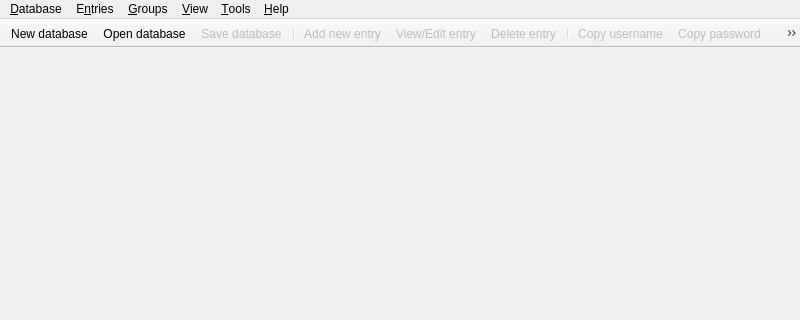
This is src/gui/MainWindow.ui in keepassxreboot/keepassxc as Qt 5 draws it before an edit; both pictures show x 0 to 800 and y 0 to 320 of the 800 by 600 pixel window. The edited form follows.
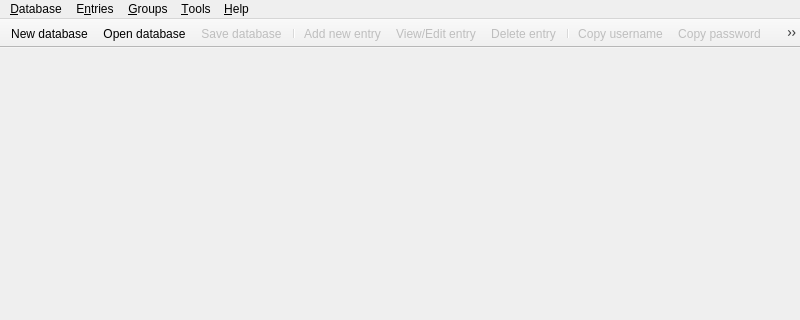
This is the edited form. Custom widgets are drawn as their Qt base class.

Commit message: remove useless View menu

Patch:
```diff
--- a/src/gui/MainWindow.ui
+++ b/src/gui/MainWindow.ui
@@ -260,15 +260,9 @@
     <addaction name="actionPasswordGenerator"/>
     <addaction name="actionSettings"/>
    </widget>
-   <widget class="QMenu" name="menuView">
-    <property name="title">
-     <string>&amp;View</string>
-    </property>
-   </widget>
    <addaction name="menuFile"/>
    <addaction name="menuEntries"/>
    <addaction name="menuGroups"/>
-   <addaction name="menuView"/>
    <addaction name="menuTools"/>
    <addaction name="menuHelp"/>
   </widget>
```
The commit also changes 1 other file.
